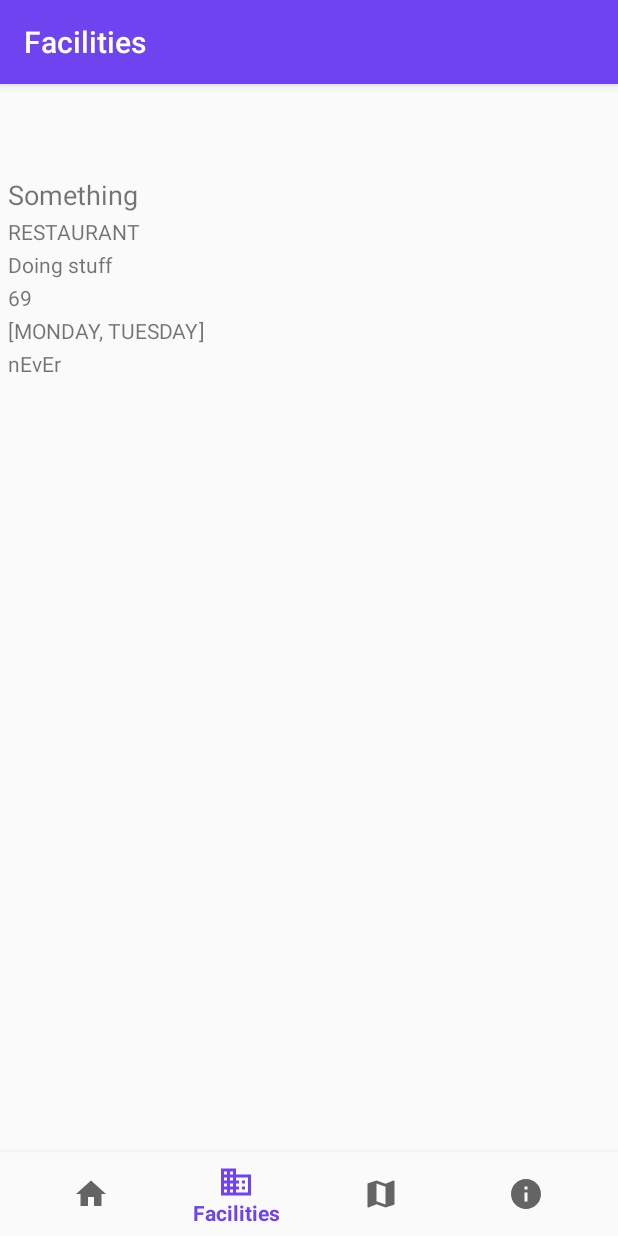
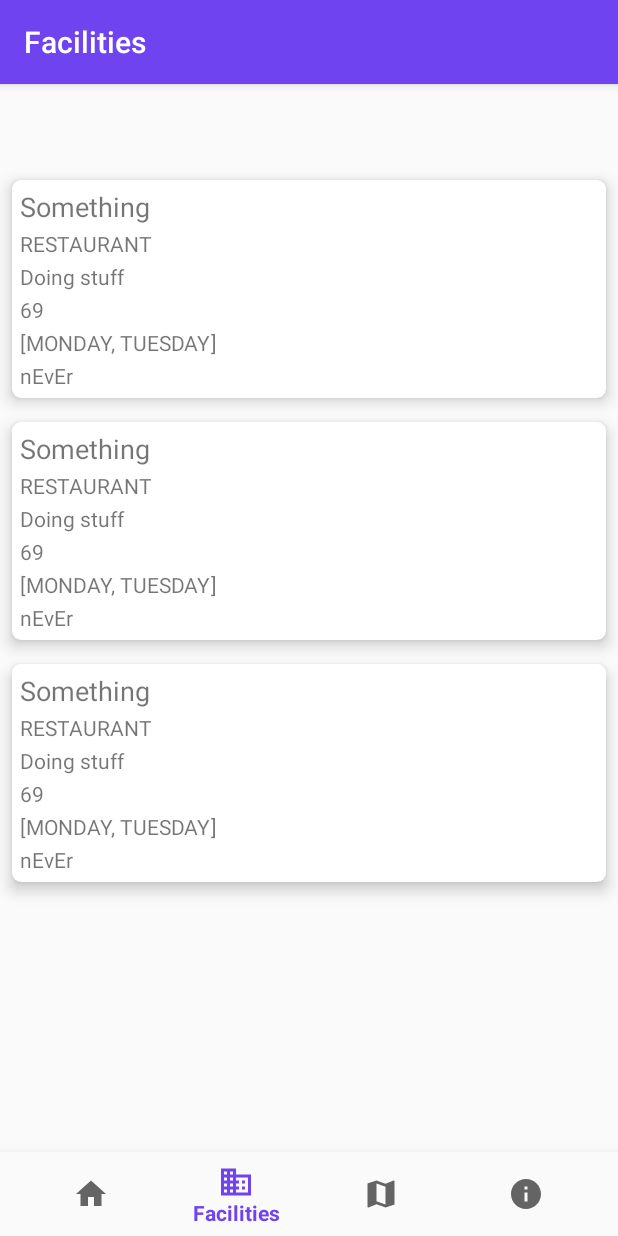
Before and after one commit to Vic8t/KAIST-Campus, an Android app: the FacilitiesFragment screen opened through its navigation route, on a phone screen of 412 x 824 dp. Run offline under Robolectric (Android 15) with nearby library versions, the phone set to English and light mode, and no system bars; our stand-ins replace navigation-ui.

Commit message:
Implemented RecyclerView for the facilities tab

```diff
--- a/app/src/main/java/com/example/kaistcampusv2/OnCampusFacilityAdapter.java
+++ b/app/src/main/java/com/example/kaistcampusv2/OnCampusFacilityAdapter.java
@@ -51,7 +51,7 @@ public class OnCampusFacilityAdapter extends RecyclerView.Adapter<OnCampusFacili
             super(itemView);
             name = itemView.findViewById(R.id.txtName);
             type = itemView.findViewById(R.id.txtType);
-            description = itemView.findViewById(R.id.txtDesciption);
+            description = itemView.findViewById(R.id.txtDescription);
             building = itemView.findViewById(R.id.txtBuilding);
             hours = itemView.findViewById(R.id.txtHours);
             days = itemView.findViewById(R.id.txtDays);
--- a/app/src/main/java/com/example/kaistcampusv2/OnCampusFacilityHolder.java
+++ b/app/src/main/java/com/example/kaistcampusv2/OnCampusFacilityHolder.java
@@ -18,7 +18,7 @@ public class OnCampusFacilityHolder extends RecyclerView.ViewHolder {
         super(itemView);
         name = itemView.findViewById(R.id.txtName);
         type = itemView.findViewById(R.id.txtType);
-        description = itemView.findViewById(R.id.txtDesciption);
+        description = itemView.findViewById(R.id.txtDescription);
         building = itemView.findViewById(R.id.txtBuilding);
         hours = itemView.findViewById(R.id.txtHours);
         days = itemView.findViewById(R.id.txtDays);
--- a/app/src/main/java/com/example/kaistcampusv2/ui/facilities/FacilitiesFragment.java
+++ b/app/src/main/java/com/example/kaistcampusv2/ui/facilities/FacilitiesFragment.java
@@ -11,6 +11,7 @@ import androidx.annotation.NonNull;
 import androidx.fragment.app.Fragment;
 import androidx.lifecycle.Observer;
 import androidx.lifecycle.ViewModelProviders;
+import androidx.recyclerview.widget.DividerItemDecoration;
 import androidx.recyclerview.widget.LinearLayoutManager;
 import androidx.recyclerview.widget.RecyclerView;
 
@@ -50,7 +51,8 @@ public class FacilitiesFragment extends Fragment {
         OnCampusFacility facility = new OnCampusFacility(0, "Something", "Doing stuff", "RESTAURANT", "69"
         , businesDays, "nEvEr", true, "4201337314");
         facilitiesArrayList.add(facility);
-
+        facilitiesArrayList.add(facility);
+        facilitiesArrayList.add(facility);
         adapter.notifyDataSetChanged();
     }
 }
--- a/app/src/main/res/layout/item_row.xml
+++ b/app/src/main/res/layout/item_row.xml
@@ -1,4 +1,12 @@
 <?xml version="1.0" encoding="utf-8"?>
+
+<androidx.cardview.widget.CardView xmlns:android="http://schemas.android.com/apk/res/android"
+xmlns:app="http://schemas.android.com/apk/res-auto"
+android:layout_width="match_parent"
+android:layout_height="wrap_content"
+android:layout_margin="8dp"
+app:cardCornerRadius="6dp"
+app:cardElevation="6dp">
 
 <LinearLayout xmlns:android="http://schemas.android.com/apk/res/android"
     android:layout_width="match_parent"
@@ -17,7 +25,7 @@
         android:layout_height="wrap_content"
         android:padding="1dp" />
     <TextView
-        android:id="@+id/txtDesciption"
+        android:id="@+id/txtDescription"
         android:layout_width="match_parent"
         android:layout_height="wrap_content"
         android:padding="1dp" />
@@ -38,3 +46,5 @@
         android:padding="1dp" />
 
 </LinearLayout>
+
+</androidx.cardview.widget.CardView>
```
